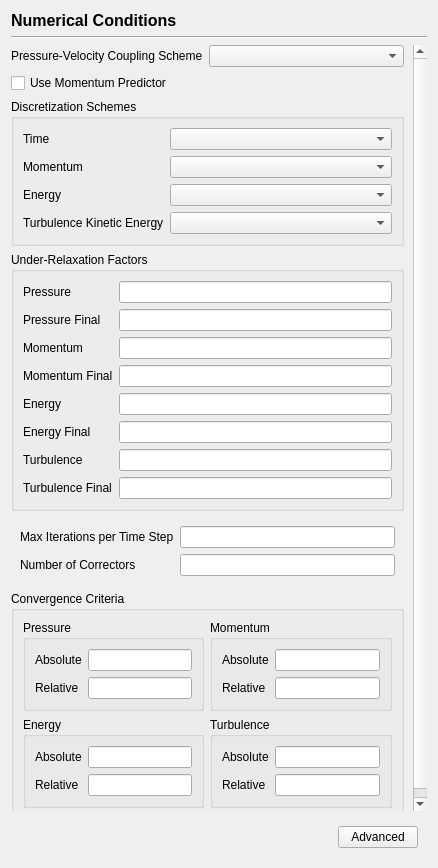
Qt form view/solution/numerical_conditions/numerical_conditions_page.ui (nextfoam/baram) before a commit.
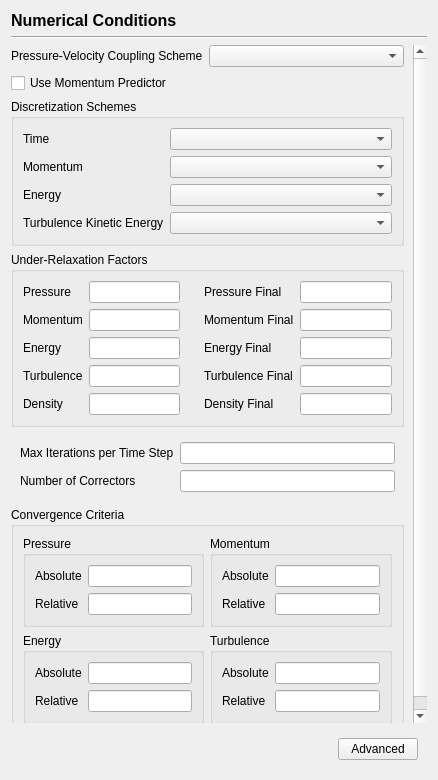
The same form after that commit.

Commit message: Issue #124 Numerical Conditions 페이지 Under-Relaxation Factor에 Density, Density Final 항목 추가

What changed in the file:
```diff
--- a/view/solution/numerical_conditions/numerical_conditions_page.ui
+++ b/view/solution/numerical_conditions/numerical_conditions_page.ui
@@ -7,7 +7,7 @@
     <x>0</x>
     <y>0</y>
     <width>438</width>
-    <height>868</height>
+    <height>780</height>
    </rect>
   </property>
   <property name="windowTitle">
@@ -54,7 +54,7 @@
         <x>0</x>
         <y>0</y>
         <width>420</width>
-        <height>765</height>
+        <height>677</height>
        </rect>
       </property>
       <layout class="QVBoxLayout" name="verticalLayout">
@@ -159,6 +159,21 @@
          <property name="title">
           <string>Under-Relaxation Factors</string>
          </property>
+         <layout class="QHBoxLayout" name="horizontalLayout_2">
+          <property name="leftMargin">
+           <number>0</number>
+          </property>
+          <property name="topMargin">
+           <number>0</number>
+          </property>
+          <property name="rightMargin">
+           <number>0</number>
+          </property>
+          <property name="bottomMargin">
+           <number>0</number>
+          </property>
+          <item>
+           <widget class="QWidget" name="widget_4" native="true">
          <layout class="QFormLayout" name="formLayout_3">
           <item row="0" column="0">
            <widget class="QLabel" name="label_7">
@@ -171,74 +186,103 @@
            <widget class="QLineEdit" name="underRelaxationFactorPressure"/>
           </item>
           <item row="1" column="0">
+              <widget class="QLabel" name="label_9">
+               <property name="text">
+                <string>Momentum</string>
+               </property>
+              </widget>
+             </item>
+             <item row="1" column="1">
+              <widget class="QLineEdit" name="underRelaxationFactorMomentum"/>
+             </item>
+             <item row="2" column="0">
+              <widget class="QLabel" name="label_11">
+               <property name="text">
+                <string>Energy</string>
+               </property>
+              </widget>
+             </item>
+             <item row="2" column="1">
+              <widget class="QLineEdit" name="underRelaxationFactorEnergy"/>
+             </item>
+             <item row="3" column="0">
+              <widget class="QLabel" name="label_13">
+               <property name="text">
+                <string>Turbulence</string>
+               </property>
+              </widget>
+             </item>
+             <item row="3" column="1">
+              <widget class="QLineEdit" name="underRelaxationFactorTurbulence"/>
+             </item>
+             <item row="4" column="0">
+              <widget class="QLabel" name="label_29">
+               <property name="text">
+                <string>Density</string>
+               </property>
+              </widget>
+             </item>
+             <item row="4" column="1">
+              <widget class="QLineEdit" name="underRelaxationFactorDensity"/>
+             </item>
+            </layout>
+           </widget>
+          </item>
+          <item>
+           <widget class="QWidget" name="widget_5" native="true">
+            <layout class="QFormLayout" name="formLayout_9">
+             <item row="0" column="0">
            <widget class="QLabel" name="label_8">
             <property name="text">
              <string>Pressure Final</string>
             </property>
            </widget>
           </item>
-          <item row="1" column="1">
+             <item row="0" column="1">
            <widget class="QLineEdit" name="underRelaxationFactorPressureFinal"/>
           </item>
-          <item row="2" column="0">
-           <widget class="QLabel" name="label_9">
-            <property name="text">
-             <string>Momentum</string>
-            </property>
-           </widget>
-          </item>
-          <item row="2" column="1">
-           <widget class="QLineEdit" name="underRelaxationFactorMomentum"/>
-          </item>
-          <item row="3" column="0">
+             <item row="1" column="0">
            <widget class="QLabel" name="label_10">
             <property name="text">
              <string>Momentum Final</string>
             </property>
            </widget>
           </item>
-          <item row="3" column="1">
+             <item row="1" column="1">
            <widget class="QLineEdit" name="underRelaxationFactorMomentumFinal"/>
           </item>
-          <item row="4" column="0">
-           <widget class="QLabel" name="label_11">
-            <property name="text">
-             <string>Energy</string>
-            </property>
-           </widget>
-          </item>
-          <item row="4" column="1">
-           <widget class="QLineEdit" name="underRelaxationFactorEnergy"/>
-          </item>
-          <item row="5" column="0">
+             <item row="2" column="0">
            <widget class="QLabel" name="label_12">
             <property name="text">
              <string>Energy Final</string>
             </property>
            </widget>
           </item>
-          <item row="5" column="1">
+             <item row="2" column="1">
            <widget class="QLineEdit" name="underRelaxationFactorEnergyFinal"/>
           </item>
-          <item row="6" column="0">
-           <widget class="QLabel" name="label_13">
-            <property name="text">
-             <string>Turbulence</string>
-            </property>
-           </widget>
-          </item>
-          <item row="6" column="1">
-           <widget class="QLineEdit" name="underRelaxationFactorTurbulence"/>
-          </item>
-          <item row="7" column="0">
+             <item row="3" column="0">
            <widget class="QLabel" name="label_14">
             <property name="text">
              <string>Turbulence Final</string>
             </property>
            </widget>
           </item>
-          <item row="7" column="1">
+             <item row="3" column="1">
            <widget class="QLineEdit" name="underRelaxationFactorTurbulenceFinal"/>
+             </item>
+             <item row="4" column="0">
+              <widget class="QLabel" name="label_30">
+               <property name="text">
+                <string>Density Final</string>
+               </property>
+              </widget>
+             </item>
+             <item row="4" column="1">
+              <widget class="QLineEdit" name="underRelaxationFactorDensityFinal"/>
+             </item>
+            </layout>
+           </widget>
           </item>
          </layout>
         </widget>
```
Lines whose indentation alone changed are shown as unchanged. The commit also changes 1 other file.
